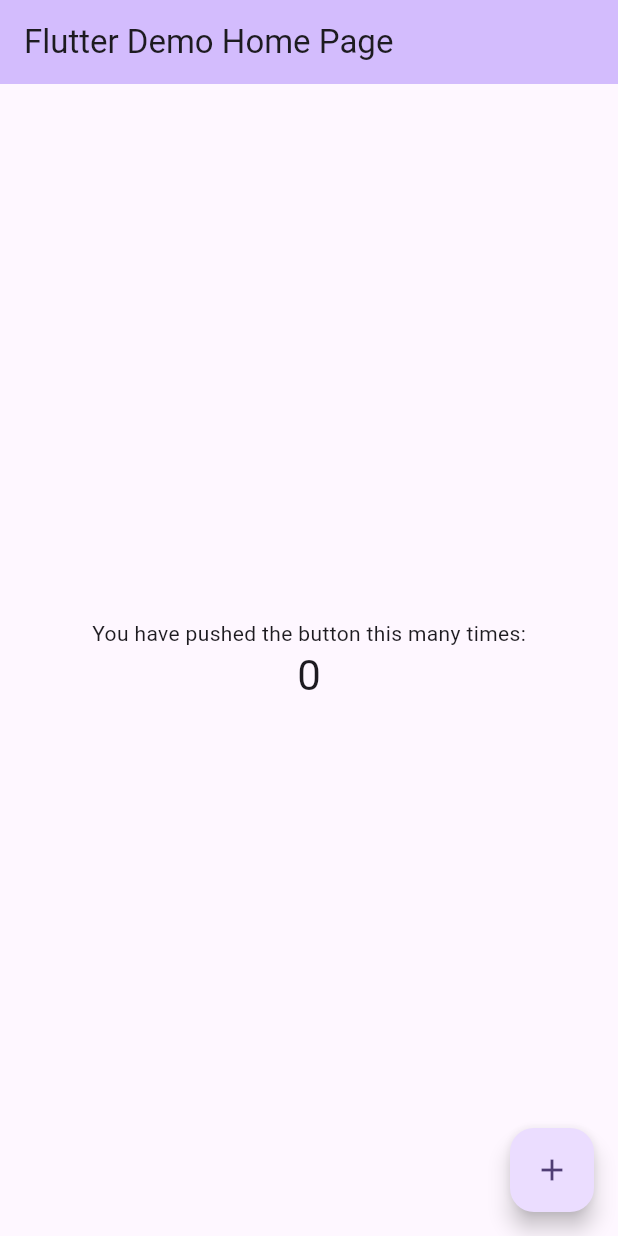
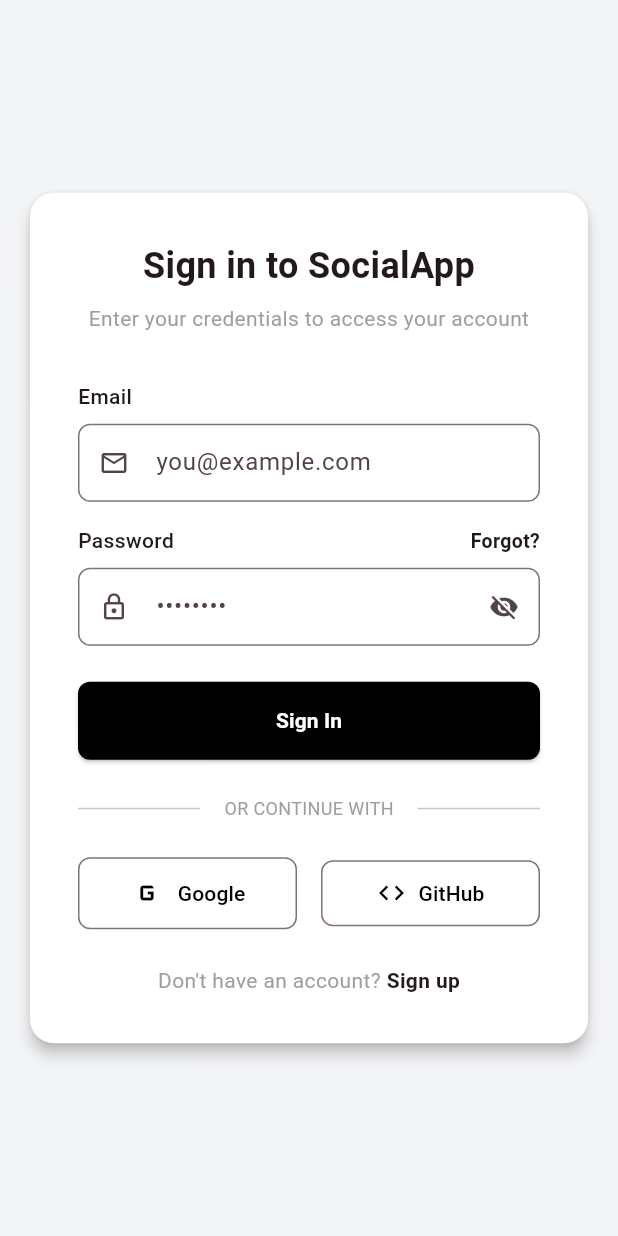
Before and after one commit to aayushhks/nexus, a Flutter app: the screen it shows after launch, on a phone screen of 412 x 824 dp. Run offline on Flutter 3.47's test engine with Material 3 defaults, Android fonts, the phone set to English and light mode, and no system bars.

Commit message:
ui changes to lib/main

```diff
--- a/lib/main.dart
+++ b/lib/main.dart
@@ -1,121 +1,193 @@
 import 'package:flutter/material.dart';
 
 void main() {
-  runApp(const MyApp());
+  runApp(const NexusApp());
 }
 
-class MyApp extends StatelessWidget {
-  const MyApp({super.key});
+class NexusApp extends StatelessWidget {
+  const NexusApp({super.key});
 
-  // This widget is the root of your application.
   @override
   Widget build(BuildContext context) {
     return MaterialApp(
-      title: 'Flutter Demo',
+      title: 'SocialApp',
+      debugShowCheckedModeBanner: false,
       theme: ThemeData(
-        // This is the theme of your application.
-        //
-        // TRY THIS: Try running your application with "flutter run". You'll see
-        // the application has a purple toolbar. Then, without quitting the app,
-        // try changing the seedColor in the colorScheme below to Colors.green
-        // and then invoke "hot reload" (save your changes or press the "hot
-        // reload" button in a Flutter-supported IDE, or press "r" if you used
-        // the command line to start the app).
-        //
-        // Notice that the counter didn't reset back to zero; the application
-        // state is not lost during the reload. To reset the state, use hot
-        // restart instead.
-        //
-        // This works for code too, not just values: Most code changes can be
-        // tested with just a hot reload.
-        colorScheme: .fromSeed(seedColor: Colors.deepPurple),
+        colorScheme: ColorScheme.fromSeed(seedColor: Colors.black),
+        useMaterial3: true,
+        scaffoldBackgroundColor: const Color(0xFFF3F4F6), // Light gray bg
       ),
-      home: const MyHomePage(title: 'Flutter Demo Home Page'),
+      home: const LoginPage(),
     );
   }
 }
 
-class MyHomePage extends StatefulWidget {
-  const MyHomePage({super.key, required this.title});
-
-  // This widget is the home page of your application. It is stateful, meaning
-  // that it has a State object (defined below) that contains fields that affect
-  // how it looks.
-
-  // This class is the configuration for the state. It holds the values (in this
-  // case the title) provided by the parent (in this case the App widget) and
-  // used by the build method of the State. Fields in a Widget subclass are
-  // always marked "final".
-
-  final String title;
+class LoginPage extends StatefulWidget {
+  const LoginPage({super.key});
 
   @override
-  State<MyHomePage> createState() => _MyHomePageState();
+  State<LoginPage> createState() => _LoginPageState();
 }
 
-class _MyHomePageState extends State<MyHomePage> {
-  int _counter = 0;
-
-  void _incrementCounter() {
-    setState(() {
-      // This call to setState tells the Flutter framework that something has
-      // changed in this State, which causes it to rerun the build method below
-      // so that the display can reflect the updated values. If we changed
-      // _counter without calling setState(), then the build method would not be
-      // called again, and so nothing would appear to happen.
-      _counter++;
-    });
-  }
+class _LoginPageState extends State<LoginPage> {
+  bool _isPasswordVisible = false;
 
   @override
   Widget build(BuildContext context) {
-    // This method is rerun every time setState is called, for instance as done
-    // by the _incrementCounter method above.
-    //
-    // The Flutter framework has been optimized to make rerunning build methods
-    // fast, so that you can just rebuild anything that needs updating rather
-    // than having to individually change instances of widgets.
     return Scaffold(
-      appBar: AppBar(
-        // TRY THIS: Try changing the color here to a specific color (to
-        // Colors.amber, perhaps?) and trigger a hot reload to see the AppBar
-        // change color while the other colors stay the same.
-        backgroundColor: Theme.of(context).colorScheme.inversePrimary,
-        // Here we take the value from the MyHomePage object that was created by
-        // the App.build method, and use it to set our appbar title.
-        title: Text(widget.title),
-      ),
       body: Center(
-        // Center is a layout widget. It takes a single child and positions it
-        // in the middle of the parent.
-        child: Column(
-          // Column is also a layout widget. It takes a list of children and
-          // arranges them vertically. By default, it sizes itself to fit its
-          // children horizontally, and tries to be as tall as its parent.
-          //
-          // Column has various properties to control how it sizes itself and
-          // how it positions its children. Here we use mainAxisAlignment to
-          // center the children vertically; the main axis here is the vertical
-          // axis because Columns are vertical (the cross axis would be
-          // horizontal).
-          //
-          // TRY THIS: Invoke "debug painting" (choose the "Toggle Debug Paint"
-          // action in the IDE, or press "p" in the console), to see the
-          // wireframe for each widget.
-          mainAxisAlignment: .center,
-          children: [
-            const Text('You have pushed the button this many times:'),
-            Text(
-              '$_counter',
-              style: Theme.of(context).textTheme.headlineMedium,
+        child: SingleChildScrollView(
+          padding: const EdgeInsets.all(16.0),
+          child: Container(
+            constraints: const BoxConstraints(maxWidth: 450),
+            child: Card(
+              elevation: 4,
+              shape: RoundedRectangleBorder(borderRadius: BorderRadius.circular(16)),
+              color: Colors.white,
+              child: Padding(
+                padding: const EdgeInsets.all(32.0),
+                child: Column(
+                  mainAxisSize: MainAxisSize.min,
+                  crossAxisAlignment: CrossAxisAlignment.stretch,
+                  children: [
+                    // Header
+                    const Text(
+                      'Sign in to SocialApp',
+                      textAlign: TextAlign.center,
+                      style: TextStyle(fontSize: 24, fontWeight: FontWeight.bold),
+                    ),
+                    const SizedBox(height: 8),
+                    const Text(
+                      'Enter your credentials to access your account',
+                      textAlign: TextAlign.center,
+                      style: TextStyle(color: Colors.grey),
+                    ),
+                    const SizedBox(height: 32),
+
+                    // Email Field
+                    const Text('Email', style: TextStyle(fontWeight: FontWeight.w500)),
+                    const SizedBox(height: 8),
+                    TextField(
+                      decoration: InputDecoration(
+                        hintText: 'you@example.com',
+                        prefixIcon: const Icon(Icons.mail_outline, size: 20),
+                        border: OutlineInputBorder(
+                          borderRadius: BorderRadius.circular(8),
+                        ),
+                        contentPadding: const EdgeInsets.symmetric(horizontal: 16, vertical: 14),
+                      ),
+                    ),
+                    const SizedBox(height: 16),
+
+                    // Password Field
+                    Row(
+                      mainAxisAlignment: MainAxisAlignment.spaceBetween,
+                      children: [
+                        const Text('Password', style: TextStyle(fontWeight: FontWeight.w500)),
+                        GestureDetector(
+                          onTap: () {}, // Add forgot password logic
+                          child: const Text('Forgot?', style: TextStyle(fontWeight: FontWeight.w600, fontSize: 13)),
+                        ),
+                      ],
+                    ),
+                    const SizedBox(height: 8),
+                    TextField(
+                      obscureText: !_isPasswordVisible,
+                      decoration: InputDecoration(
+                        hintText: '••••••••',
+                        prefixIcon: const Icon(Icons.lock_outline, size: 20),
+                        suffixIcon: IconButton(
+                          icon: Icon(
+                            _isPasswordVisible ? Icons.visibility : Icons.visibility_off,
+                            size: 20,
+                          ),
+                          onPressed: () {
+                            setState(() {
+                              _isPasswordVisible = !_isPasswordVisible;
+                            });
+                          },
+                        ),
+                        border: OutlineInputBorder(
+                          borderRadius: BorderRadius.circular(8),
+                        ),
+                        contentPadding: const EdgeInsets.symmetric(horizontal: 16, vertical: 14),
+                      ),
+                    ),
+                    const SizedBox(height: 24),
+
+                    // Sign In Button
+                    ElevatedButton(
+                      onPressed: () {},
+                      style: ElevatedButton.styleFrom(
+                        backgroundColor: Colors.black,
+                        foregroundColor: Colors.white,
+                        padding: const EdgeInsets.symmetric(vertical: 16),
+                        shape: RoundedRectangleBorder(borderRadius: BorderRadius.circular(8)),
+                      ),
+                      child: const Text('Sign In', style: TextStyle(fontWeight: FontWeight.bold)),
+                    ),
+                    const SizedBox(height: 24),
+
+                    // Divider
+                    const Row(
+                      children: [
+                        Expanded(child: Divider()),
+                        Padding(
+                          padding: EdgeInsets.symmetric(horizontal: 16),
+                          child: Text('OR CONTINUE WITH', style: TextStyle(fontSize: 12, color: Colors.grey)),
+                        ),
+                        Expanded(child: Divider()),
+                      ],
+                    ),
+                    const SizedBox(height: 24),
+
+                    // Social Buttons
+                    Row(
+                      children: [
+                        Expanded(
+                          child: OutlinedButton.icon(
+                            onPressed: () {},
+                            icon: const Icon(Icons.g_mobiledata, size: 24, color: Colors.black), // Placeholder for Google Logo
+                            label: const Text('Google', style: TextStyle(color: Colors.black)),
+                            style: OutlinedButton.styleFrom(
+                              padding: const EdgeInsets.symmetric(vertical: 12),
+                              shape: RoundedRectangleBorder(borderRadius: BorderRadius.circular(8)),
+                            ),
+                          ),
+                        ),
+                        const SizedBox(width: 16),
+                        Expanded(
+                          child: OutlinedButton.icon(
+                            onPressed: () {},
+                            icon: const Icon(Icons.code, size: 20, color: Colors.black), // Placeholder for GitHub Logo
+                            label: const Text('GitHub', style: TextStyle(color: Colors.black)),
+                            style: OutlinedButton.styleFrom(
+                              padding: const EdgeInsets.symmetric(vertical: 12),
+                              shape: RoundedRectangleBorder(borderRadius: BorderRadius.circular(8)),
+                            ),
+                          ),
+                        ),
+                      ],
+                    ),
+                    const SizedBox(height: 24),
+
+                    // Footer
+                    Row(
+                      mainAxisAlignment: MainAxisAlignment.center,
+                      children: [
+                        const Text("Don't have an account? ", style: TextStyle(color: Colors.grey)),
+                        GestureDetector(
+                          onTap: () {},
+                          child: const Text('Sign up', style: TextStyle(fontWeight: FontWeight.bold)),
+                        ),
+                      ],
+                    ),
+                  ],
+                ),
+              ),
             ),
-          ],
+          ),
         ),
-      ),
-      floatingActionButton: FloatingActionButton(
-        onPressed: _incrementCounter,
-        tooltip: 'Increment',
-        child: const Icon(Icons.add),
       ),
     );
   }
```
